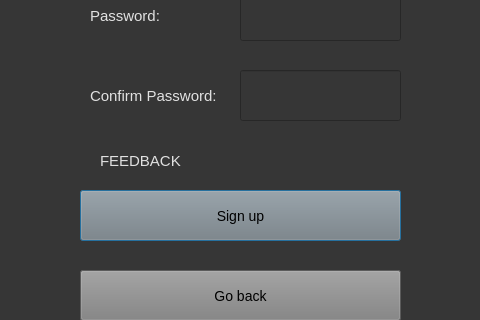
First picture: the form in create.ui, repository ReiZedlav/CC15---ELISTA, before the edit; both pictures show x 0 to 480 and y 210 to 530 of the 480 by 620 pixel window.
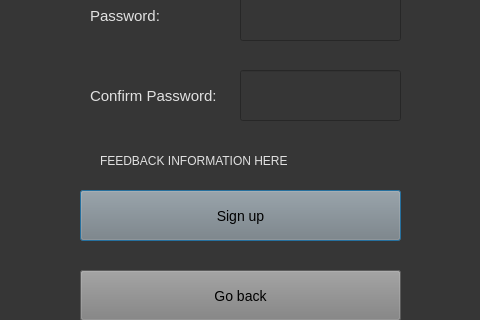
Second picture: the form after the edit.

Commit message: Username length checker

```diff
--- a/create.ui
+++ b/create.ui
@@ -171,10 +171,10 @@
     </rect>
    </property>
    <property name="styleSheet">
-    <string notr="true">color: rgb(225,225,225); font-size: 15px;</string>
+    <string notr="true">color: rgb(225,225,225); font-size: 12px;</string>
    </property>
    <property name="text">
-    <string>FEEDBACK</string>
+    <string>FEEDBACK INFORMATION HERE</string>
    </property>
   </widget>
  </widget>
```
The commit also changes 1 other file.
